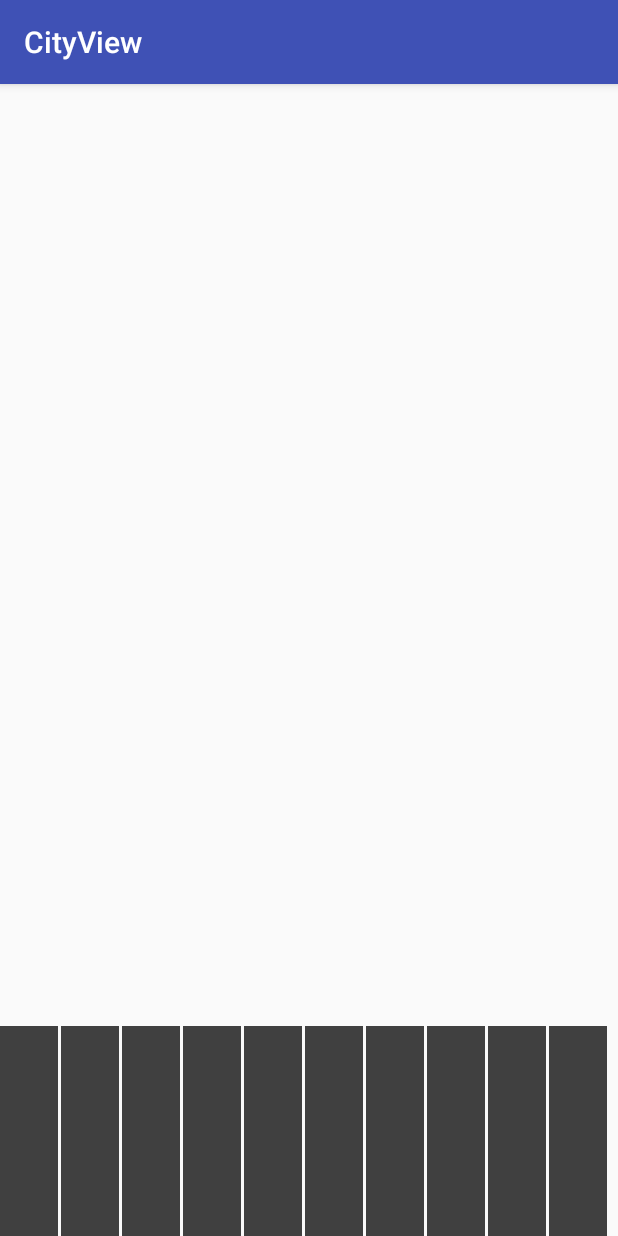
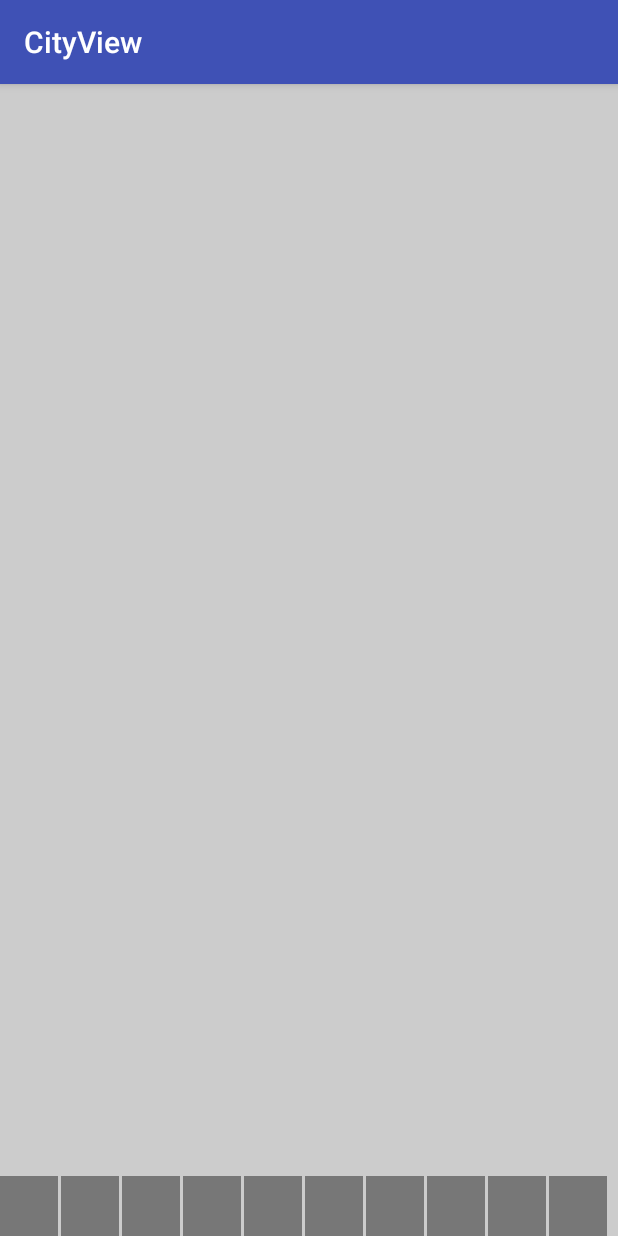
Before and after one commit to alorma/CityView, an Android app: the screen it shows after launch (MainActivity), on a phone screen of 412 x 824 dp. Run offline under Robolectric (Android 15) with nearby library versions, the phone set to English and light mode, and no system bars.

```diff
--- a/library/src/main/java/com/alorma/cityview/BuildingView.java
+++ b/library/src/main/java/com/alorma/cityview/BuildingView.java
@@ -1,15 +1,27 @@
 package com.alorma.cityview;
 
 import android.content.Context;
+import android.content.res.TypedArray;
+import android.graphics.Canvas;
 import android.graphics.Color;
+import android.graphics.Paint;
+import android.graphics.Rect;
 import android.os.Build;
-import android.support.annotation.ColorInt;
 import android.support.annotation.Nullable;
 import android.support.annotation.RequiresApi;
 import android.util.AttributeSet;
 import android.view.View;
+import java.util.Random;
 
 public class BuildingView extends View {
+
+  private static final int HEIGHT_PARTS = 4;
+
+  private Rect rect;
+  private Paint paint;
+  private Random random;
+  private int maxHeight;
+  private int heightParts = HEIGHT_PARTS;
 
   public BuildingView(Context context) {
     super(context);
@@ -36,9 +48,45 @@ public class BuildingView extends View {
     if (!isInEditMode()) {
 
     }
+
+    random = new Random();
+
+    rect = new Rect();
+    paint = new Paint();
+
+    if (attrs != null) {
+      TypedArray ta = context.obtainStyledAttributes(attrs, R.styleable.CityView, defStyleAttr, R.style.CityViewTheme);
+      try {
+        int buildingsColor = ta.getColor(R.styleable.CityView_buildings_color, Color.BLUE);
+        paint.setColor(buildingsColor);
+        heightParts = ta.getInt(R.styleable.CityView_buildings_height_parts, HEIGHT_PARTS);
+      } finally {
+        ta.recycle();
+      }
+    }
   }
 
-  public void setBuildingColor(@ColorInt int buildingColor) {
-    setBackgroundColor(buildingColor);
+  @Override
+  protected void onDraw(Canvas canvas) {
+    super.onDraw(canvas);
+    canvas.getClipBounds(rect);
+    rect.top = maxHeight;
+
+    canvas.drawRect(rect, paint);
+  }
+
+  @Override
+  protected void onSizeChanged(int w, int h, int oldw, int oldh) {
+    super.onSizeChanged(w, h, oldw, oldh);
+
+    maxHeight = (h / heightParts) * getRandom();
+  }
+
+  private int getRandom() {
+    int value;
+    do {
+      value = random.nextInt(heightParts);
+    } while (value == heightParts);
+    return value;
   }
 }
--- a/library/src/main/java/com/alorma/cityview/CityView.java
+++ b/library/src/main/java/com/alorma/cityview/CityView.java
@@ -2,7 +2,6 @@ package com.alorma.cityview;
 
 import android.content.Context;
 import android.content.res.TypedArray;
-import android.graphics.Color;
 import android.os.Build;
 import android.support.annotation.Nullable;
 import android.support.annotation.RequiresApi;
@@ -12,9 +11,7 @@ import android.view.ViewGroup;
 
 public class CityView extends ViewGroup {
 
-  private int buildingsColor;
   private int buildsPadding;
-  private int buildingsNumber;
 
   public CityView(Context context) {
     super(context);
@@ -43,8 +40,8 @@ public class CityView extends ViewGroup {
     }
     if (attrs != null) {
       TypedArray ta = context.obtainStyledAttributes(attrs, R.styleable.CityView, defStyleAttr, R.style.CityViewTheme);
+      int buildingsNumber;
       try {
-        buildingsColor = ta.getColor(R.styleable.CityView_buildings_color, Color.GRAY);
         buildingsNumber = ta.getInt(R.styleable.CityView_buildings_number, 4);
         int defaultPadding = getContext().getResources().getDimensionPixelOffset(R.dimen.build_padding);
         buildsPadding = ta.getDimensionPixelOffset(R.styleable.CityView_buildings_padding, defaultPadding);
@@ -88,7 +85,6 @@ public class CityView extends ViewGroup {
   public void addView(View child, int index, ViewGroup.LayoutParams params) {
     if (child instanceof BuildingView) {
       super.addView(child, index, params);
-      ((BuildingView) child).setBuildingColor(buildingsColor);
     }
   }
 }
--- a/library/src/main/res/values/attrs.xml
+++ b/library/src/main/res/values/attrs.xml
@@ -2,6 +2,7 @@
 <resources>
   <declare-styleable name="CityView">
     <attr name="buildings_number" format="integer"/>
+    <attr name="buildings_height_parts" format="integer"/>
     <attr name="buildings_color" format="color"/>
     <attr name="buildings_padding" format="dimension" />
   </declare-styleable>
--- a/sample/src/main/res/layout/activity_main.xml
+++ b/sample/src/main/res/layout/activity_main.xml
@@ -5,15 +5,17 @@
     android:layout_width="match_parent"
     android:layout_height="match_parent"
     tools:context="com.alorma.cityview.sample.MainActivity"
+    android:background="#CCCCCC"
     >
 
   <com.alorma.cityview.CityView
       android:layout_width="match_parent"
-      android:layout_height="140dp"
+      android:layout_height="100dp"
       android:layout_gravity="bottom"
-      app:buildings_color="#404040"
+      app:buildings_color="#777777"
       app:buildings_padding="2dp"
       app:buildings_number="10"
+      app:buildings_height_parts="10"
       />
 
 </FrameLayout>
```
